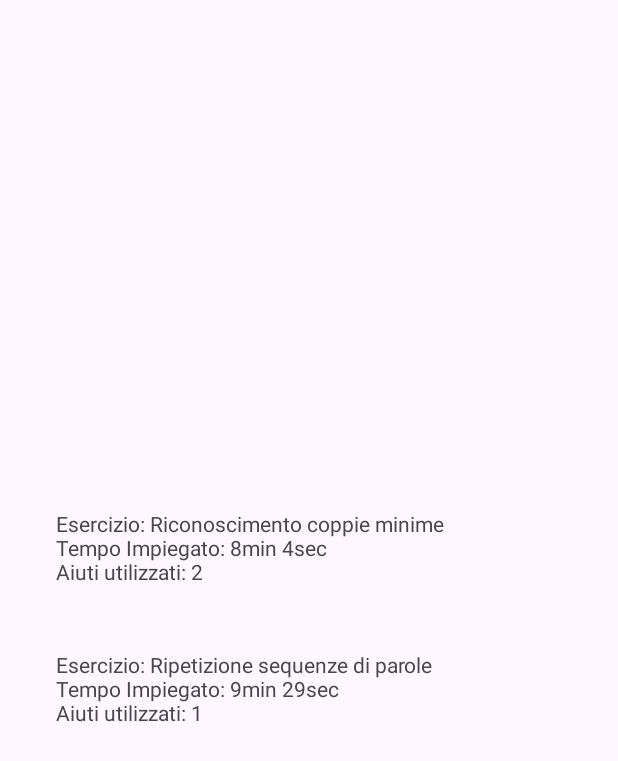
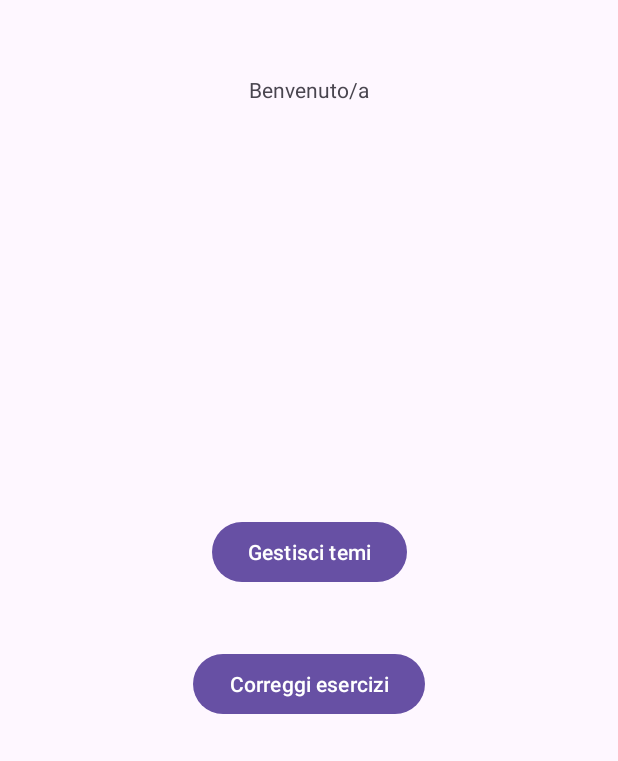
Before and after one commit to LucaLenoci/ProgettoAndroid, an Android app: the HomeGenitoreActivity screen opened directly, with no data from a screen before it, on a phone screen of 412 x 824 dp. Shown: the top 761 px of the screen. Run offline under Robolectric (Android 15) with nearby library versions, the phone set to English and light mode, and no system bars; Roboto replaces fonts that are not available here.

Commit message:
riformattamento home genitore; ora il genitore può creare i propri temi per i propri figli

```diff
--- a/app/src/main/java/com/example/progetto_mobile/HomeGenitoreActivity.java
+++ b/app/src/main/java/com/example/progetto_mobile/HomeGenitoreActivity.java
@@ -1,133 +1,17 @@
 package com.example.progetto_mobile;
 
+import android.content.Intent;
 import android.os.Bundle;
-import android.widget.LinearLayout;
+import android.widget.Button;
 import android.widget.TextView;
 
 import androidx.activity.EdgeToEdge;
-import androidx.appcompat.app.AlertDialog;
 import androidx.appcompat.app.AppCompatActivity;
 import androidx.core.graphics.Insets;
 import androidx.core.view.ViewCompat;
 import androidx.core.view.WindowInsetsCompat;
 
-import java.util.Arrays;
-import java.util.Random;
-
 public class HomeGenitoreActivity extends AppCompatActivity {
-
-    private static final String[] tipologieEsercizi = {"Denominazione immagini",
-            "Ripetizione sequenze di parole",
-            "Riconoscimento coppie minime"};
-    private static final String[] paroleEsercizi = {"Casa", "Mela", "Pera", "Giovedi", "Vento",
-            "Luna", "Sole", "Stella"};
-
-    private String getRandomString(String[] array) {
-        Random random = new Random();
-        int index = random.nextInt(array.length);
-        return array[index];
-    }
-
-    private String[] getRandomStrings(String[] array, int count) {
-        String[] result = new String[count];
-        for (int i = 0; i < count; i++) {
-            result[i] = getRandomString(array);
-        }
-        return result;
-    }
-
-    private String generatePopupText(String tipoEsercizio) {
-        switch (tipoEsercizio) {
-            case "Denominazione immagini":
-                return "Parola immagine: " + getRandomString(paroleEsercizi) + "\n" +
-                        "Parola bambino: " + getRandomString(paroleEsercizi);
-            case "Ripetizione sequenze di parole":
-                return "Sequenza parole: " + Arrays.toString(getRandomStrings(paroleEsercizi, 3)) + "\n" +
-                        "Parole bambino: " + Arrays.toString(getRandomStrings(paroleEsercizi, 3));
-            case "Riconoscimento coppie minime":
-                String[] sequenzaParole = getRandomStrings(paroleEsercizi, 2);
-                return "Parole immagini: " + Arrays.toString(sequenzaParole) + "\n" +
-                        "Immagine da ripetere: " + getRandomString(sequenzaParole) + "\n" +
-                        "Parola bambino: " + getRandomString(sequenzaParole);
-            default:
-                return "";
-        }
-    }
-
-    private void showPopup(String tipoEsercizio, TextView textView) {
-        // Crea un popup
-        AlertDialog.Builder builder = new AlertDialog.Builder(this);
-        builder.setTitle("Dettagli Esercizio");
-
-        // Genera il testo del popup
-        String popupText = generatePopupText(tipoEsercizio);
-
-        // Imposta il contenuto del popup
-        builder.setMessage(popupText);
-
-        // Aggiungi i bottoni "Corretto" e "Sbagliato"
-        builder.setPositiveButton("Corretto", (dialog, which) -> {
-            textView.setBackgroundResource(R.drawable.border_green);
-        });
-        builder.setNegativeButton("Sbagliato", (dialog, which) -> {
-            textView.setBackgroundResource(R.drawable.border_red);
-        });
-
-        // Mostra il popup
-        AlertDialog dialog = builder.create();
-        dialog.show();
-    }
-
-    private void init() {
-        /*
-        usa volta fatto il login, prende i dati dell'utente dal database
-         */
-    }
-
-    // funzione che crea dati random per mostrarli nella schermata del genitore
-    private void simulaInit() {
-        // Ottieni il LinearLayout dal layout XML per aggiungere le TextView
-        LinearLayout layout = findViewById(R.id.linear_layout);
-        Random random = new Random();
-
-        // Genera un numero casuale di TextView (da 1 a 5)
-        int numeroTextView = random.nextInt(5) + 1;
-
-        for (int i = 0; i < numeroTextView; i++) {
-            // Crea una nuova TextView
-            TextView textView = new TextView(this);
-
-            // Genera dati casuali
-            int index = random.nextInt(tipologieEsercizi.length);
-            String tipoEsercizio = tipologieEsercizi[index];
-
-            int minuti = random.nextInt(6) + 5; // Da 5 a 10 minuti
-            int secondi = random.nextInt(60); // Da 0 a 59 secondi
-            String tempoImpiegato = minuti + "min " + secondi + "sec";
-
-            int aiutiUsati = random.nextInt(3) + 1; // Da 1 a 3 aiuti
-
-            // Imposta il testo della TextView
-            String testo = "Esercizio: " + tipoEsercizio + "\n" +
-                    "Tempo Impiegato: " + tempoImpiegato + "\n" +
-                    "Aiuti utilizzati: " + aiutiUsati;
-            textView.setText(testo);
-            textView.setPadding(16, 16, 16, 16); // Aggiunge padding nella TextView
-
-            // Imposta i parametri del layout per la TextView
-            LinearLayout.LayoutParams params = new LinearLayout.LayoutParams(
-                    LinearLayout.LayoutParams.MATCH_PARENT,
-                    LinearLayout.LayoutParams.WRAP_CONTENT
-            );
-            params.setMargins(16, 16, 16, 16); // Aggiunge margini intorno alla TextView
-
-            // Aggiungi la TextView al layout
-            layout.addView(textView, params);
-
-            // Imposta il click listener per mostrare il popup
-            textView.setOnClickListener(v -> showPopup(tipoEsercizio, textView));
-        }
-    }
 
     @Override
     protected void onCreate(Bundle savedInstanceState) {
@@ -140,8 +24,22 @@ public class HomeGenitoreActivity extends AppCompatActivity {
             return insets;
         });
 
-        // inizializza i dati per mostrare i progressi della mappa del figlio
-        init();
-        simulaInit();
+        TextView tvBenvenuto = findViewById(R.id.textViewBenvenutoGenitore);
+        Button btnGestisciTemi = findViewById(R.id.buttonGestisciTemi);
+        Button btnCorreggiEsercizi = findViewById(R.id.buttonCorreggiEsercizi);
+
+        Intent intent = getIntent();
+        User user = (User) intent.getSerializableExtra("user");
+        if (user != null) {
+            String text = "Benvenuto/a, " + user.getNome() +" "+ user.getCognome();
+            tvBenvenuto.setText(text);
+        }
+
+        btnGestisciTemi.setOnClickListener(v ->
+                startActivity(new Intent(HomeGenitoreActivity.this, GestisciTemiActivity.class)));
+
+        btnCorreggiEsercizi.setOnClickListener(v ->
+                startActivity(new Intent(HomeGenitoreActivity.this, CorreggiEserciziActivity.class)));
     }
+
 }
--- a/app/src/main/res/layout/activity_home_genitore.xml
+++ b/app/src/main/res/layout/activity_home_genitore.xml
@@ -5,16 +5,43 @@
     android:id="@+id/main"
     android:layout_width="match_parent"
     android:layout_height="match_parent"
-    tools:context="com.example.progetto_mobile.HomeGenitoreActivity">
+    tools:context=".HomeGenitoreActivity">
 
-    <LinearLayout
-        android:id="@+id/linear_layout"
-        android:orientation="vertical"
-        android:layout_width="0dp"
+
+    <TextView
+        android:id="@+id/textViewBenvenutoGenitore"
+        android:layout_width="wrap_content"
         android:layout_height="wrap_content"
-        android:layout_margin="16dp"
+        android:layout_margin="50dp"
+        android:text="Benvenuto/a"
+        app:layout_constraintEnd_toEndOf="parent"
+        app:layout_constraintHorizontal_bias="0.5"
+        app:layout_constraintStart_toStartOf="parent"
+        app:layout_constraintTop_toTopOf="parent" />
+
+    <Button
+        android:id="@+id/buttonGestisciTemi"
+        android:layout_width="wrap_content"
+        android:layout_height="wrap_content"
+        android:layout_margin="20dp"
+        android:text="Gestisci temi"
+        app:layout_constraintBottom_toTopOf="@+id/buttonCorreggiEsercizi"
+        app:layout_constraintEnd_toEndOf="parent"
+        app:layout_constraintHorizontal_bias="0.5"
+        app:layout_constraintStart_toStartOf="parent"
         app:layout_constraintTop_toTopOf="parent"
+        app:layout_constraintVertical_chainStyle="packed" />
+
+    <Button
+        android:id="@+id/buttonCorreggiEsercizi"
+        android:layout_width="wrap_content"
+        android:layout_height="wrap_content"
+        android:layout_margin="20dp"
+        android:text="Correggi esercizi"
         app:layout_constraintBottom_toBottomOf="parent"
+        app:layout_constraintEnd_toEndOf="parent"
+        app:layout_constraintHorizontal_bias="0.5"
         app:layout_constraintStart_toStartOf="parent"
-        app:layout_constraintEnd_toEndOf="parent"/>
+        app:layout_constraintTop_toBottomOf="@+id/buttonGestisciTemi" />
+
 </androidx.constraintlayout.widget.ConstraintLayout>
```
Also changed, not shown: app/src/main/AndroidManifest.xml (+10 -4 lines), app/src/main/java/com/example/progetto_mobile/CorreggiEserciziActivity.java (added, +146 -0 lines), app/src/main/java/com/example/progetto_mobile/GestisciTemiActivity.java (added, +120 -0 lines), app/src/main/res/layout/activity_correggi_esercizi.xml (added, +20 -0 lines), app/src/main/res/layout/activity_gestisci_temi.xml (added, +31 -0 lines).
